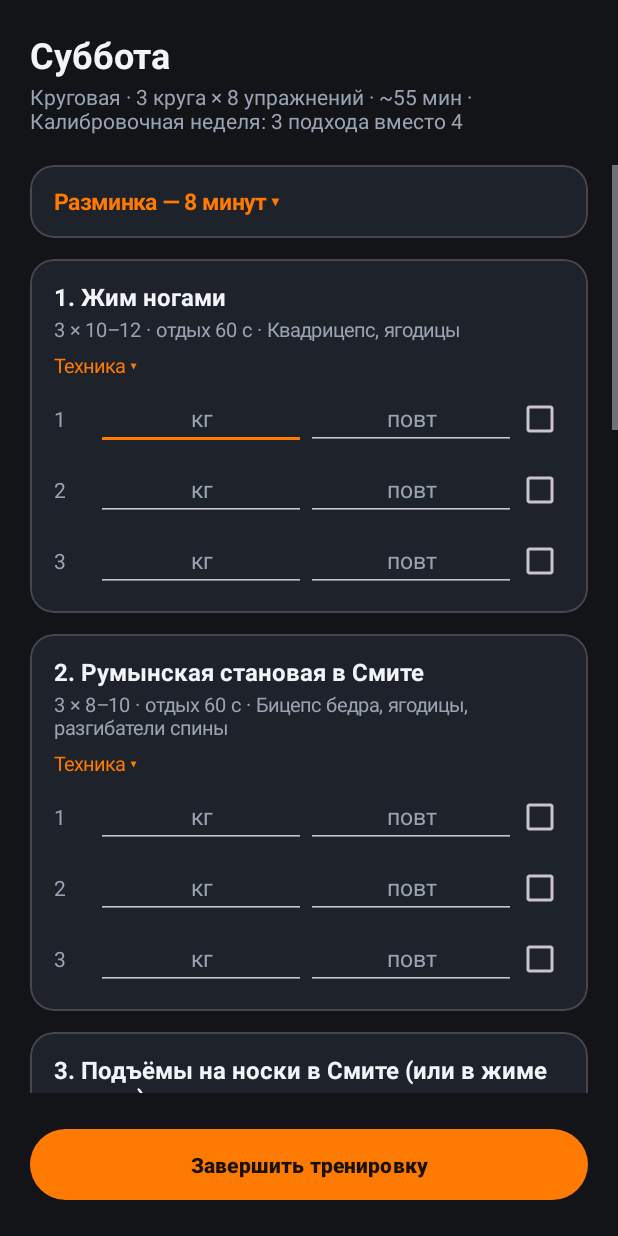
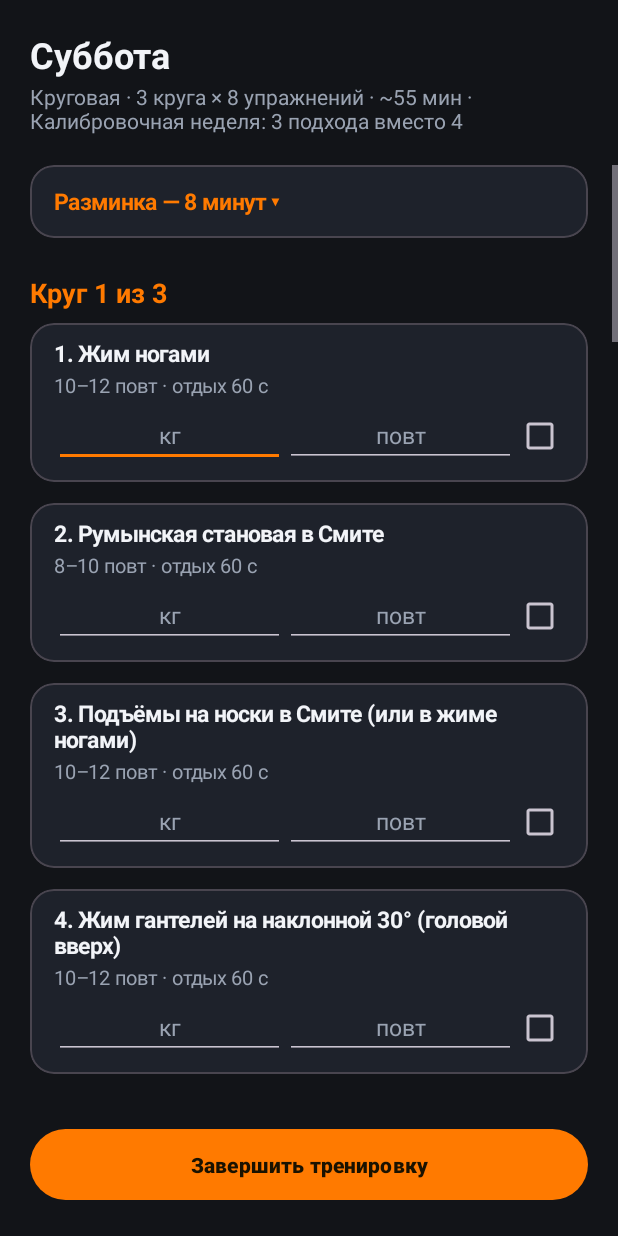
Before and after one commit to vik9123/fullbody-2026-27, an Android app: the screen it shows after launch (WorkoutActivity), after a tap on an icon or button, on a phone screen of 412 x 824 dp. Run offline under Robolectric (Android 15) with nearby library versions, the phone set to English and light mode, and no system bars.

Commit message:
Суббота: настоящий круговой режим (3 круга по 1 подходу, таймер 60/90 с, дроп-сет 6-8-10 в последнем круге)

```diff
--- a/app/src/main/java/com/fullbody/season/WorkoutActivity.kt
+++ b/app/src/main/java/com/fullbody/season/WorkoutActivity.kt
@@ -59,10 +59,14 @@ class WorkoutActivity : AppCompatActivity() {
         val container = findViewById<LinearLayout>(R.id.exerciseContainer)
         container.addView(warmupCard(plan.warmupExtra))
         val last = LogStore.lastSessionBefore(this, dayId, LocalDate.now().toString())
-        plan.exercises.forEachIndexed { index, ex ->
-            val targetSets = Program.setsForWeek(ex.sets, cycleWeek)
-            val prev = last?.exercises?.firstOrNull { it.name == ex.name }
-            container.addView(exerciseCard(index + 1, ex, targetSets, plan.heavy, prev))
+        if (plan.circuit) {
+            buildCircuit(container, plan, cycleWeek, last)
+        } else {
+            plan.exercises.forEachIndexed { index, ex ->
+                val targetSets = Program.setsForWeek(ex.sets, cycleWeek)
+                val prev = last?.exercises?.firstOrNull { it.name == ex.name }
+                container.addView(exerciseCard(index + 1, ex, targetSets, plan.heavy, prev))
+            }
         }
 
         findViewById<View>(R.id.finishButton).setOnClickListener { finishWorkout(plan.id) }
@@ -218,6 +222,105 @@ class WorkoutActivity : AppCompatActivity() {
     private fun formatWeight(v: Float): String =
         if (v % 1f == 0f) v.toInt().toString() else v.toString()
 
+    /** Круговой режим: упражнения цепочкой, по одному подходу, 60 с между ними, 90 с между кругами. */
+    private fun buildCircuit(
+        container: LinearLayout,
+        plan: com.fullbody.season.data.DayPlan,
+        cycleWeek: Int,
+        last: LogStore.Session?,
+    ) {
+        val rounds = plan.exercises.first().let { Program.setsForWeek(it.sets, cycleWeek) }
+        for (round in 1..rounds) {
+            container.addView(TextView(this).apply {
+                text = "Круг $round из $rounds"
+                setTextColor(getColor(R.color.accent))
+                textSize = 18f
+                setTypeface(typeface, android.graphics.Typeface.BOLD)
+                setPadding(0, dp(10), 0, dp(8))
+            })
+            plan.exercises.forEachIndexed { idx, ex ->
+                val prevSet = last?.exercises
+                    ?.firstOrNull { it.name == ex.name }
+                    ?.sets?.getOrNull(round - 1)
+                val isLastInRound = idx == plan.exercises.size - 1
+                val isDropRound = round == rounds && ex.technique.contains("дроп-сет")
+                container.addView(circuitRow(round, idx + 1, ex, prevSet, isLastInRound, isDropRound))
+            }
+        }
+    }
+
+    private fun circuitRow(
+        round: Int,
+        number: Int,
+        ex: ExerciseDef,
+        prevSet: LogStore.SetLog?,
+        isLastInRound: Boolean,
+        isDropRound: Boolean,
+    ): View {
+        val card = baseCard()
+        val col = LinearLayout(this).apply {
+            orientation = LinearLayout.VERTICAL
+            setPadding(dp(16), dp(10), dp(16), dp(10))
+        }
+        val repsText = if (ex.repsMin == ex.repsMax) "${ex.repsMax}" else "${ex.repsMin}–${ex.repsMax}"
+        val restText = if (isLastInRound) "90 с после круга" else "60 с"
+        col.addView(TextView(this).apply {
+            text = "$number. ${ex.name}"
+            setTextColor(getColor(R.color.text))
+            textSize = 15f
+            setTypeface(typeface, android.graphics.Typeface.BOLD)
+            setOnClickListener {
+                android.app.AlertDialog.Builder(this@WorkoutActivity)
+                    .setTitle(ex.name)
+                    .setMessage(ex.technique)
+                    .setPositiveButton("Понятно", null)
+                    .show()
+            }
+        })
+        col.addView(TextView(this).apply {
+            text = "$repsText повт · отдых $restText" + (if (isDropRound) " · ДРОП-СЕТ 6-8-10" else "")
+            setTextColor(if (isDropRound) getColor(R.color.accent) else getColor(R.color.text_dim))
+            textSize = 13f
+            setPadding(0, dp(2), 0, dp(4))
+        })
+        val row = LinearLayout(this).apply {
+            orientation = LinearLayout.HORIZONTAL
+            gravity = Gravity.CENTER_VERTICAL
+        }
+        val weight = EditText(this).apply {
+            hint = "кг"
+            setHintTextColor(getColor(R.color.text_dim))
+            setTextColor(getColor(R.color.text))
+            textSize = 15f
+            inputType = InputType.TYPE_CLASS_NUMBER or InputType.TYPE_NUMBER_FLAG_DECIMAL
+            gravity = Gravity.CENTER
+            if (prevSet != null && prevSet.weight > 0f) setText(formatWeight(prevSet.weight))
+            layoutParams = LinearLayout.LayoutParams(0, LinearLayout.LayoutParams.WRAP_CONTENT, 1f)
+        }
+        val reps = EditText(this).apply {
+            hint = "повт"
+            setHintTextColor(getColor(R.color.text_dim))
+            setTextColor(getColor(R.color.text))
+            textSize = 15f
+            inputType = InputType.TYPE_CLASS_NUMBER
+            gravity = Gravity.CENTER
+            if (prevSet != null && prevSet.reps > 0) setText(prevSet.reps.toString())
+            layoutParams = LinearLayout.LayoutParams(0, LinearLayout.LayoutParams.WRAP_CONTENT, 1f)
+        }
+        val done = CheckBox(this).apply {
+            setOnCheckedChangeListener { _, checked ->
+                if (checked) startTimer(if (isLastInRound) 90 else ex.restSec, ex.name)
+            }
+        }
+        row.addView(weight)
+        row.addView(reps)
+        row.addView(done)
+        col.addView(row)
+        card.addView(col)
+        rows.add(SetRow(ex, weight, reps, done))
+        return card
+    }
+
     private fun startTimer(seconds: Int, label: String) {
         timer?.cancel()
         val bar = findViewById<View>(R.id.timerBar)
--- a/app/src/main/java/com/fullbody/season/data/Program.kt
+++ b/app/src/main/java/com/fullbody/season/data/Program.kt
@@ -19,6 +19,7 @@ data class DayPlan(
     val heavy: Boolean,
     val warmupExtra: String,
     val exercises: List<ExerciseDef>,
+    val circuit: Boolean = false,
 )
 
 object Program {
@@ -102,6 +103,7 @@ object Program {
                 ExerciseDef("Разведения гантелей в стороны", 3, 12, 15, 60, "Средняя дельта",
                     "Ведёте локтем, не кистью, до уровня плеч. Корпус неподвижен — помогаете телом, значит вес велик."),
             ),
+            circuit = true,
         ),
     )
 
```
Also changed, not shown: 1 other file.
